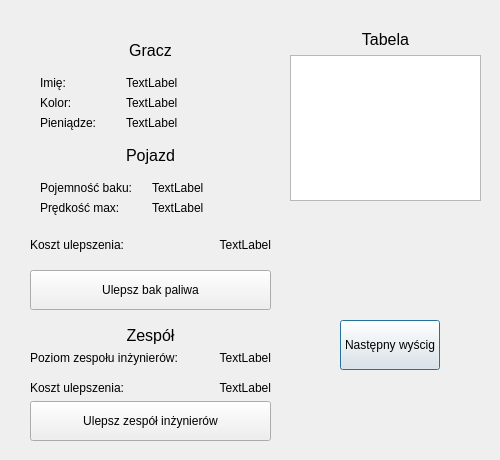
Old version of the form dialog.ui in the repository Patryk-Chodakowski/Race_manager.
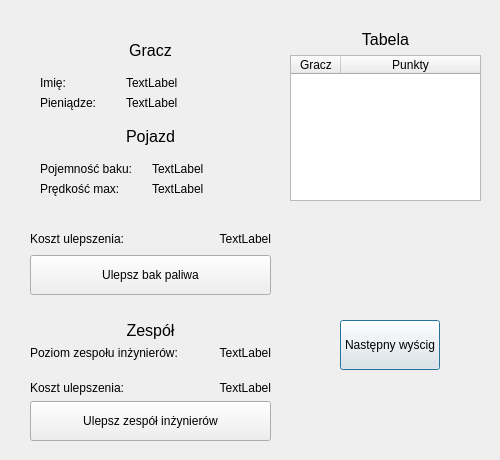
New version of the form.

```diff
--- a/dialog.ui
+++ b/dialog.ui
@@ -63,7 +63,91 @@
      </widget>
     </item>
     <item>
-     <widget class="QTableView" name="tableView"/>
+     <layout class="QVBoxLayout" name="standings">
+      <item>
+       <widget class="QTableWidget" name="table">
+        <property name="enabled">
+         <bool>true</bool>
+        </property>
+        <property name="focusPolicy">
+         <enum>Qt::NoFocus</enum>
+        </property>
+        <property name="verticalScrollBarPolicy">
+         <enum>Qt::ScrollBarAlwaysOff</enum>
+        </property>
+        <property name="horizontalScrollBarPolicy">
+         <enum>Qt::ScrollBarAlwaysOff</enum>
+        </property>
+        <property name="editTriggers">
+         <set>QAbstractItemView::NoEditTriggers</set>
+        </property>
+        <property name="tabKeyNavigation">
+         <bool>false</bool>
+        </property>
+        <property name="dragDropOverwriteMode">
+         <bool>false</bool>
+        </property>
+        <property name="selectionMode">
+         <enum>QAbstractItemView::NoSelection</enum>
+        </property>
+        <property name="verticalScrollMode">
+         <enum>QAbstractItemView::ScrollPerItem</enum>
+        </property>
+        <property name="showGrid">
+         <bool>false</bool>
+        </property>
+        <property name="sortingEnabled">
+         <bool>false</bool>
+        </property>
+        <property name="columnCount">
+         <number>2</number>
+        </property>
+        <attribute name="horizontalHeaderVisible">
+         <bool>true</bool>
+        </attribute>
+        <attribute name="horizontalHeaderCascadingSectionResizes">
+         <bool>false</bool>
+        </attribute>
+        <attribute name="horizontalHeaderMinimumSectionSize">
+         <number>20</number>
+        </attribute>
+        <attribute name="horizontalHeaderDefaultSectionSize">
+         <number>50</number>
+        </attribute>
+        <attribute name="horizontalHeaderHighlightSections">
+         <bool>false</bool>
+        </attribute>
+        <attribute name="horizontalHeaderStretchLastSection">
+         <bool>true</bool>
+        </attribute>
+        <attribute name="verticalHeaderMinimumSectionSize">
+         <number>20</number>
+        </attribute>
+        <attribute name="verticalHeaderHighlightSections">
+         <bool>false</bool>
+        </attribute>
+        <attribute name="verticalHeaderStretchLastSection">
+         <bool>false</bool>
+        </attribute>
+        <column>
+         <property name="text">
+          <string>Gracz</string>
+         </property>
+         <property name="textAlignment">
+          <set>AlignCenter</set>
+         </property>
+        </column>
+        <column>
+         <property name="text">
+          <string>Punkty</string>
+         </property>
+         <property name="textAlignment">
+          <set>AlignCenter</set>
+         </property>
+        </column>
+       </widget>
+      </item>
+     </layout>
     </item>
    </layout>
   </widget>
@@ -174,27 +258,13 @@
            </widget>
           </item>
           <item row="1" column="0">
-           <widget class="QLabel" name="label_13">
-            <property name="text">
-             <string>Kolor:</string>
-            </property>
-           </widget>
-          </item>
-          <item row="1" column="1">
-           <widget class="QLabel" name="color_name">
-            <property name="text">
-             <string>TextLabel</string>
-            </property>
-           </widget>
-          </item>
-          <item row="2" column="0">
            <widget class="QLabel" name="label_14">
             <property name="text">
              <string>Pieniądze:</string>
             </property>
            </widget>
           </item>
-          <item row="2" column="1">
+          <item row="1" column="1">
            <widget class="QLabel" name="money">
             <property name="text">
              <string>TextLabel</string>
@@ -266,8 +336,26 @@
       </item>
       <item>
        <layout class="QHBoxLayout" name="horizontalLayout">
+        <property name="spacing">
+         <number>6</number>
+        </property>
+        <property name="topMargin">
+         <number>10</number>
+        </property>
         <item>
          <widget class="QLabel" name="label_15">
+          <property name="maximumSize">
+           <size>
+            <width>16777215</width>
+            <height>20</height>
+           </size>
+          </property>
+          <property name="sizeIncrement">
+           <size>
+            <width>0</width>
+            <height>0</height>
+           </size>
+          </property>
           <property name="text">
            <string>Koszt ulepszenia:</string>
           </property>
@@ -275,6 +363,12 @@
         </item>
         <item>
          <widget class="QLabel" name="vehicle_upgrade_cost">
+          <property name="maximumSize">
+           <size>
+            <width>16777215</width>
+            <height>20</height>
+           </size>
+          </property>
           <property name="text">
            <string>TextLabel</string>
           </property>
@@ -307,7 +401,7 @@
       <item>
        <layout class="QVBoxLayout" name="verticalLayout_4">
         <property name="topMargin">
-         <number>10</number>
+         <number>20</number>
         </property>
         <item>
          <widget class="QLabel" name="label_3">
@@ -333,7 +427,7 @@
         <item>
          <layout class="QFormLayout" name="formLayout_3">
           <property name="bottomMargin">
-           <number>10</number>
+           <number>15</number>
           </property>
           <item row="0" column="0">
            <widget class="QLabel" name="label_5">
```
Left out of the diff: 8 changed lines with no effect on the pictures.
